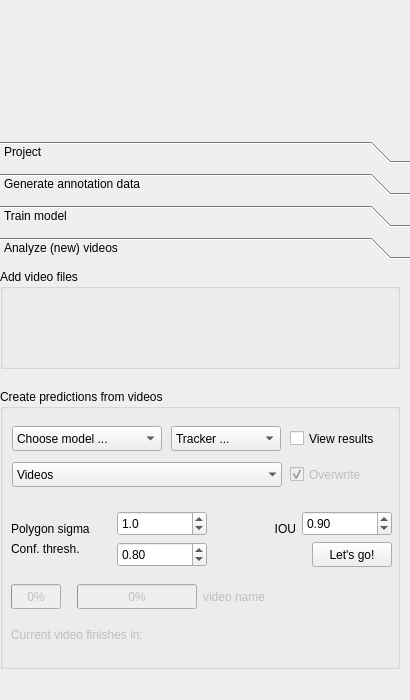
Above: octron/qt_gui/octron.ui from horsto/OCTRON-GUI before the change. Below: the same form after it.
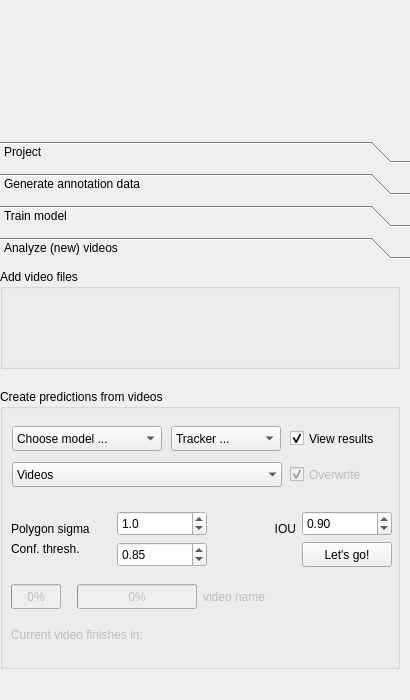
That is the form after the change. The open tabs and pages were chosen to show the change. Icons and pictures are not drawn.

Diff of the .ui file:
```diff
--- a/octron/qt_gui/octron.ui
+++ b/octron/qt_gui/octron.ui
@@ -2339,6 +2339,9 @@
                <property name="text">
                 <string>View results</string>
                </property>
+               <property name="checked">
+                <bool>true</bool>
+               </property>
               </widget>
              </item>
              <item row="1" column="0" colspan="2">
@@ -2467,13 +2470,13 @@
               <widget class="QPushButton" name="predict_start_btn">
                <property name="minimumSize">
                 <size>
-                 <width>80</width>
+                 <width>90</width>
                  <height>25</height>
                 </size>
                </property>
                <property name="maximumSize">
                 <size>
-                 <width>80</width>
+                 <width>90</width>
                  <height>25</height>
                 </size>
                </property>
@@ -2590,7 +2593,7 @@
                 <double>0.100000000000000</double>
                </property>
                <property name="value">
-                <double>0.800000000000000</double>
+                <double>0.850000000000000</double>
                </property>
               </widget>
              </item>
```
Left out of the diff: 9 changed lines with no effect on the pictures.
